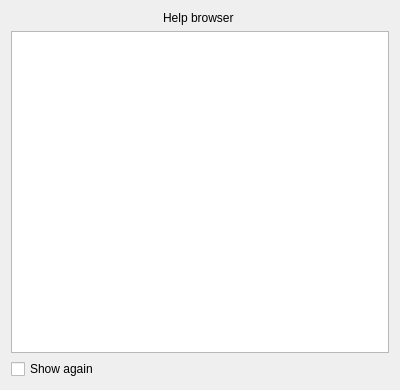
Before: the Qt Designer form modules/gui/d_help.ui in IvanFeofanov/sudoker, drawn with Qt 5.
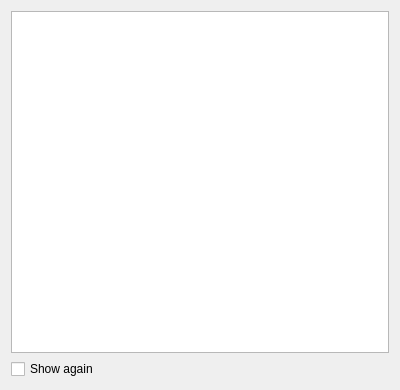
After: the same form once the commit is applied.

Diff of the .ui file:
```diff
--- a/modules/gui/d_help.ui
+++ b/modules/gui/d_help.ui
@@ -14,13 +14,6 @@
    <string>Help</string>
   </property>
   <layout class="QVBoxLayout" name="verticalLayout">
-   <item>
-    <widget class="QLabel" name="labelTitle">
-     <property name="text">
-      <string>&lt;center&gt; Help browser &lt;/center&gt;</string>
-     </property>
-    </widget>
-   </item>
    <item>
     <widget class="QTextBrowser" name="textBrowser"/>
    </item>
```
